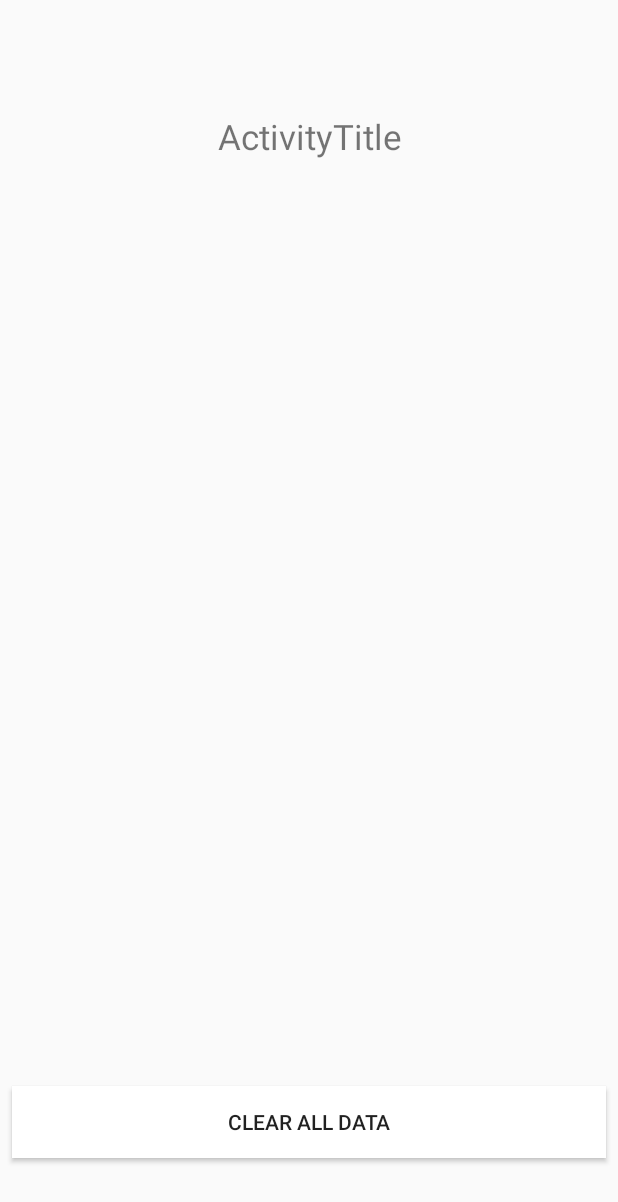
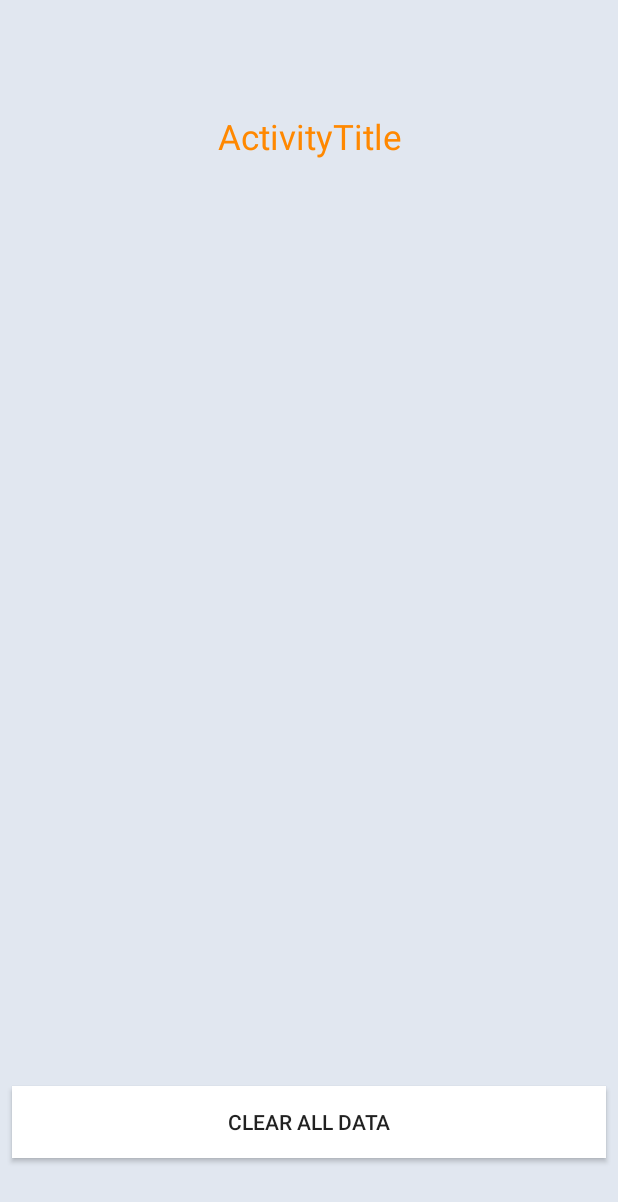
Before and after one commit to Stanworld80/TimeManager, an Android app: the layout activity_detail.xml on its own in the app's theme, with its tools: preview values and no code run, on a phone screen of 412 x 824 dp. Shown: the top 1202 px of the screen. Run offline under Robolectric (Android 15) with nearby library versions, the phone set to English and light mode, and no system bars.

```diff
--- a/app/src/main/java/com/pasqualiselle/timemanager/adapters/TimeManagerCursorAdapter.java
+++ b/app/src/main/java/com/pasqualiselle/timemanager/adapters/TimeManagerCursorAdapter.java
@@ -82,7 +82,7 @@ public class TimeManagerCursorAdapter extends CursorAdapter {
             @Override
             public void onClick(View view) {
                 Intent intent = new Intent(context.getApplicationContext(), DetailsActivity.class);
-                intent.putExtra("title" , activityName);
+                intent.putExtra("activity_name" , activityName);
                 intent.putExtra("activity_id", activityId);
 
                 context.startActivity(intent);
--- a/app/src/main/res/layout/activity_detail.xml
+++ b/app/src/main/res/layout/activity_detail.xml
@@ -4,7 +4,7 @@
     xmlns:tools="http://schemas.android.com/tools"
     android:layout_width="match_parent"
     android:layout_height="match_parent"
-    tools:context=".DetailsActivity">
+    tools:context=".DetailsActivity"
     android:background="@color/backgroundActivity"
     >
 
@@ -16,9 +16,9 @@
         android:layout_marginStart="8dp"
         android:layout_marginLeft="8dp"
         android:layout_marginTop="75dp"
-        android:text="ActivityTitle"
-        android:textColorHighlight="@android:color/holo_orange_dark"
-        android:textSize="23dp"
+        android:text="@string/activitytitle"
+        android:textColor="@android:color/holo_orange_dark"
+        android:textSize="23sp"
         app:layout_constraintEnd_toEndOf="parent"
         app:layout_constraintHorizontal_bias="0.488"
         app:layout_constraintStart_toStartOf="parent"
--- a/app/src/main/res/values/strings.xml
+++ b/app/src/main/res/values/strings.xml
@@ -23,5 +23,6 @@
     <!--Toast message in editor when new instance has failed to be inserted [CHAR LIMIT = NONE] -->
     <string name="editor_insert_instance_failed">Error with saving instance</string>
     <string name="clear_all_data">Clear All Data</string>
+    <string name="activitytitle">ActivityTitle</string>
 
 </resources>
```
Also changed, not shown: app/src/main/java/com/pasqualiselle/timemanager/DetailActivity.java (deleted, +0 -60 lines), app/src/main/java/com/pasqualiselle/timemanager/DetailsActivity.java (+41 -1 lines).
